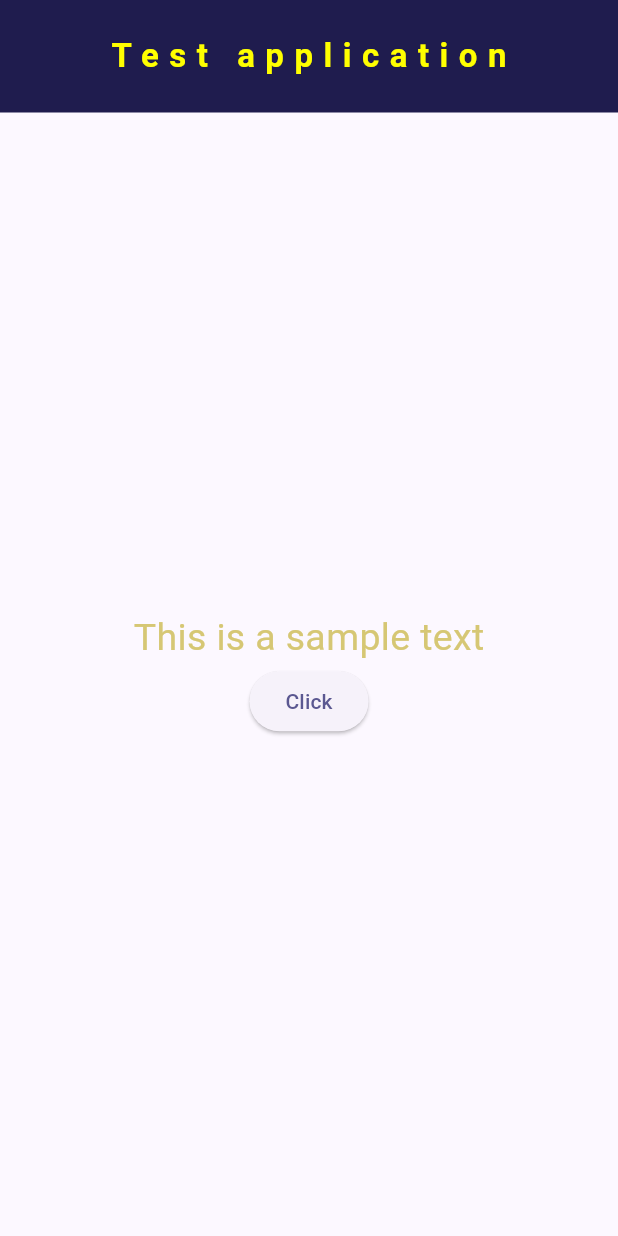
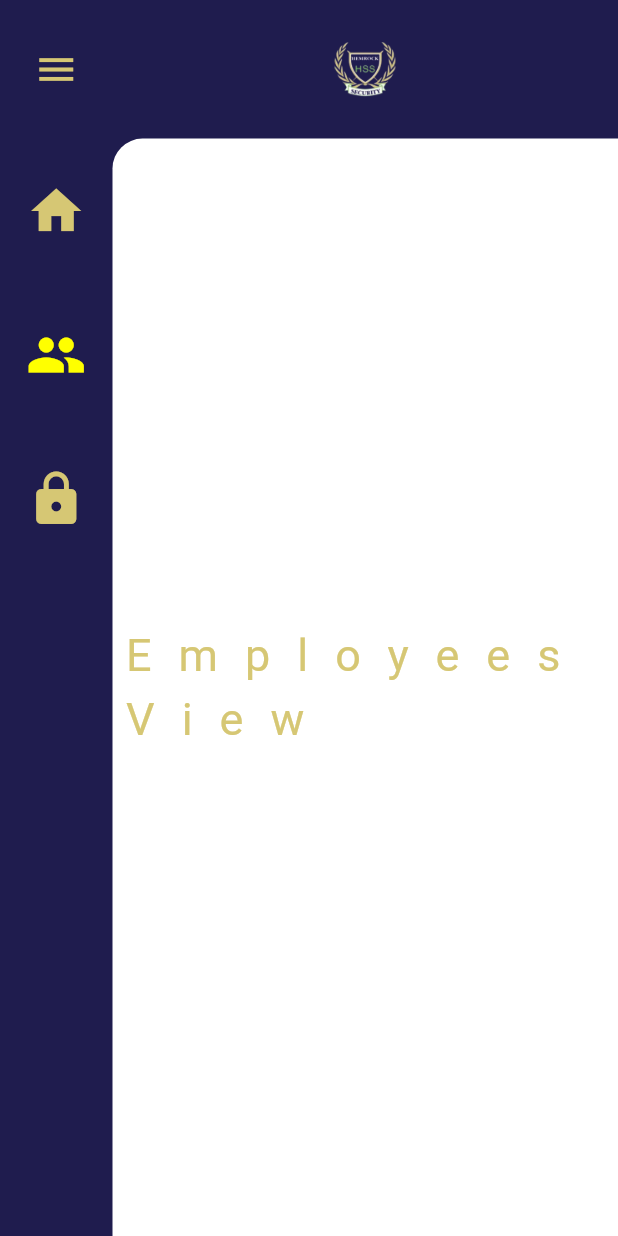
Before and after one commit to vincentmworia/hemrock_security_services_hr_system, a Flutter app: the screen it shows after launch, on a phone screen of 412 x 824 dp. Run offline on Flutter 3.47's test engine with Material 3 defaults, Android fonts, the phone set to English and light mode, and no system bars.

Commit message:
Application skeleton V1

```diff
--- a/lib/home_page.dart
+++ /dev/null
@@ -1,33 +0,0 @@
-import 'package:flutter/material.dart';
-import 'package:hemrock/main.dart';
-
-class HomePage extends StatelessWidget {
-  const HomePage({super.key});
-
-  @override
-  Widget build(BuildContext context) {
-    return Scaffold(
-      appBar: AppBar(
-        // backgroundColor: Theme.of(context).colorScheme.primary,
-        title: const Text(
-          'Test application',
-          // style: TextStyle(color: Colors.brown),
-        ),
-      ),
-      body: SizedBox(
-        width: MediaQuery.of(context).size.width,
-        child: Column(
-          mainAxisAlignment: MainAxisAlignment.center,
-          crossAxisAlignment: CrossAxisAlignment.center,
-          children: [
-            Text('This is a sample text',style: TextStyle(color: appSecondaryColor,fontSize: 25.0),),
-            ElevatedButton(
-              onPressed: () {},
-              child: const Text('Click'),
-            ),
-          ],
-        ),
-      ),
-    );
-  }
-}
--- a/lib/main.dart
+++ b/lib/main.dart
@@ -1,14 +1,15 @@
 import 'package:flutter/material.dart';
 
-import './home_page.dart';
+import './screens/main_screen.dart';
 
 const appTitle = "Hemrock Security Services";
 
 // Colors
 const appPrimaryColor = Color.fromRGBO(31, 28, 78, 1);
 const appSecondaryColor = Color.fromRGBO(214, 199, 116, 1);
-const appInversePrimaryColor = Colors.yellowAccent;
+const appBrightSecondaryColor = Colors.yellowAccent;
 const appSecondaryColor2 = Color.fromRGBO(110, 167, 94, 1);
+// const appTextColor = Color.fromRGBO(255, 255, 255, 0.85);
 const appTextColor = Colors.white;
 
 void main() {
@@ -26,18 +27,7 @@
         theme: ThemeData(
           colorScheme: ColorScheme.fromSeed(seedColor: appPrimaryColor),
           useMaterial3: true,
-          appBarTheme: const AppBarTheme(
-            toolbarHeight: 75.0,
-            backgroundColor: appPrimaryColor,
-            centerTitle: true,
-            titleTextStyle: TextStyle(
-              fontSize: 22.0,
-              color: appInversePrimaryColor,
-              fontWeight: FontWeight.bold,
-              letterSpacing: 7.0,
-            ),
-          ),
         ),
-        home: const HomePage());
+        home: const MainScreen());
   }
 }
--- /dev/null
+++ b/lib/screens/data/employees_screen.dart
@@ -0,0 +1,30 @@
+import 'package:flutter/material.dart';
+
+import '../../main.dart';
+
+class EmployeesScreen extends StatelessWidget {
+  const EmployeesScreen({super.key});
+
+  @override
+  Widget build(BuildContext context) {
+    return Container(
+      decoration: const BoxDecoration(
+        borderRadius: BorderRadius.only(
+          topLeft: Radius.circular(20.0),
+        ),
+        color: Colors.white,
+      ),
+      child: const Center(
+        child: Text(
+          'Employees View',
+          style: TextStyle(
+            color: appSecondaryColor,
+            fontSize: 30.0,
+            letterSpacing: 18.0,
+          ),
+        ),
+      ),
+      // width: windowWidth * 0.1,
+    );
+  }
+}
--- /dev/null
+++ b/lib/screens/main_screen.dart
@@ -0,0 +1,76 @@
+import 'package:flutter/material.dart';
+
+import '../widgets/left_pane_navigation.dart';
+import '../widgets/main_screen_title.dart';
+
+import '../main.dart';
+import 'data/employees_screen.dart';
+
+class MainScreen extends StatefulWidget {
+  const MainScreen({super.key});
+
+  @override
+  State<MainScreen> createState() => _MainScreenState();
+}
+
+class _MainScreenState extends State<MainScreen> {
+  static const animationContainerMilliseconds = Duration(milliseconds: 300);
+  static const extendPaneFactor = 2.5;
+
+  var extendPane = false;
+
+  void windowIconPressed() {
+    setState(() {
+      extendPane = !extendPane;
+    });
+  }
+
+  @override
+  Widget build(BuildContext context) {
+    final mediaQuery = MediaQuery.of(context);
+    final windowWidth = mediaQuery.size.width;
+    final windowHeight = (mediaQuery.size.height - mediaQuery.padding.top);
+
+    final leftPaneWidth = (windowWidth < 1500 ? 1500 : windowWidth) * 0.05;
+
+    return Scaffold(
+      backgroundColor: appPrimaryColor,
+      body: SizedBox(
+        width: windowWidth,
+        height: windowHeight,
+        child: Column(
+          children: [
+            // Left Navigation Pane
+            MainScreenTitle(
+              leftPaneWidth: leftPaneWidth,
+              windowHeight: windowHeight,
+              animationContainerDuration: animationContainerMilliseconds,
+              extendPane: extendPane,
+              windowIconPressed: windowIconPressed,
+              windowWidth: windowWidth,
+              extendPaneFactor: extendPaneFactor,
+            ),
+            Expanded(
+              child: Row(
+                children: [
+                  //Left Pane Options
+                  LeftPaneNavigation(
+                      extendPane: extendPane,
+                      extendPaneFactor: extendPaneFactor,
+                      leftPaneWidth: leftPaneWidth,
+                      animationContainerMilliseconds:
+                          animationContainerMilliseconds),
+
+                  // Switch between different screens
+                  const Expanded(
+                    child: EmployeesScreen(),
+                  )
+                ],
+              ),
+            )
+          ],
+        ),
+      ),
+    );
+  }
+}
--- /dev/null
+++ b/lib/widgets/left_pane_navigation.dart
@@ -0,0 +1,64 @@
+import 'package:flutter/material.dart';
+
+import '../main.dart';
+
+class LeftPaneNavigation extends StatelessWidget {
+  const LeftPaneNavigation(
+      {super.key,
+      required this.extendPane,
+      required this.extendPaneFactor,
+      required this.leftPaneWidth,
+      required this.animationContainerMilliseconds});
+
+  final bool extendPane;
+  final double extendPaneFactor;
+  final double leftPaneWidth;
+  final Duration animationContainerMilliseconds;
+
+  @override
+  Widget build(BuildContext context) {
+    return AnimatedContainer(
+      width: extendPane ? leftPaneWidth * extendPaneFactor : leftPaneWidth,
+      duration: animationContainerMilliseconds,
+      child: Column(
+        children: extendPane
+            ? []
+            : <Widget>[
+                Padding(
+                  padding: const EdgeInsets.symmetric(vertical: 20.0),
+                  child: IconButton(
+                    icon: const Icon(
+                      Icons.home,
+                      size: 40,
+                      color: appSecondaryColor,
+                    ),
+                    onPressed: () {},
+                  ),
+                ),
+                Padding(
+                  padding: const EdgeInsets.symmetric(vertical: 20.0),
+                  child: IconButton(
+                    icon: const Icon(
+                      Icons.people,
+                      size: 40,
+                      color: appBrightSecondaryColor,
+                    ),
+                    onPressed: () {},
+                  ),
+                ),
+                Padding(
+                  padding: const EdgeInsets.symmetric(vertical: 20.0),
+                  child: IconButton(
+                    icon: const Icon(
+                      Icons.lock,
+                      size: 40,
+                      color: appSecondaryColor,
+                    ),
+                    onPressed: () {},
+                  ),
+                ),
+              ],
+      ),
+    );
+  }
+}
--- /dev/null
+++ b/lib/widgets/main_screen_title.dart
@@ -0,0 +1,82 @@
+import 'package:flutter/material.dart';
+
+import '../main.dart';
+
+class MainScreenTitle extends StatelessWidget {
+  const MainScreenTitle({
+    super.key,
+    required this.leftPaneWidth,
+    required this.windowWidth,
+    required this.windowHeight,
+    required this.animationContainerDuration,
+    required this.extendPane,
+    required this.windowIconPressed,
+    required this.extendPaneFactor,
+  });
+
+  final double leftPaneWidth;
+  final double windowWidth;
+  final double windowHeight;
+  final Duration animationContainerDuration;
+  final void Function() windowIconPressed;
+  final bool extendPane;
+  final double extendPaneFactor;
+
+  @override
+  Widget build(BuildContext context) => Row(
+        children: [
+          AnimatedContainer(
+            width:
+                extendPane ? leftPaneWidth * extendPaneFactor : leftPaneWidth,
+            duration: animationContainerDuration,
+            child: IconButton(
+              icon: Icon(
+                extendPane ? Icons.arrow_back : Icons.menu,
+                size: 30,
+                color: extendPane ? appBrightSecondaryColor : appSecondaryColor,
+              ),
+              onPressed: windowIconPressed,
+            ),
+          ),
+          Expanded(
+              child: Container(
+            width: double.infinity,
+            padding: const EdgeInsets.only(
+              top: 5.0,
+              bottom: 5.0,
+              // right: 5.0,
+              // left: leftPaneWidth,
+            ),
+            child: Row(
+              mainAxisAlignment: windowWidth > 800
+                  ? MainAxisAlignment.spaceBetween
+                  : MainAxisAlignment.center,
+              crossAxisAlignment: CrossAxisAlignment.center,
+              children: [
+                if (windowWidth > 800)
+                  const Text(
+                    // 'Home Page?',
+                    'Hemrock Security Services',
+                    style: TextStyle(
+                      fontSize: 25.0,
+                      // color: appInversePrimaryColor,
+                      // color: appTextColor,
+                      color: appSecondaryColor,
+                      // color: appSecondaryColor2,
+                      fontWeight: FontWeight.bold,
+                      letterSpacing: 7.0,
+                    ),
+                    overflow: TextOverflow.ellipsis,
+                  ),
+                Image.asset(
+                  'assets/images/logo_2.png',
+                  width: windowWidth * 0.1,
+                  height: windowHeight * 0.1,
+                  fit: BoxFit.contain,
+                ),
+              ],
+            ),
+          )),
+        ],
+      );
+}
--- a/pubspec.yaml
+++ b/pubspec.yaml
@@ -59,9 +59,9 @@ flutter:
   uses-material-design: true
 
   # To add assets to your application, add an assets section, like this:
-  # assets:
-  #   - images/a_dot_burr.jpeg
-  #   - images/a_dot_ham.jpeg
+  assets:
+     - assets/images/logo_1.png
+     - assets/images/logo_2.png
 
   # An image asset can refer to one or more resolution-specific "variants", see
   # https://flutter.dev/assets-and-images/#resolution-aware
```
Also changed, not shown: assets/images/logo_1.png (added), assets/images/logo_2.png (added).
